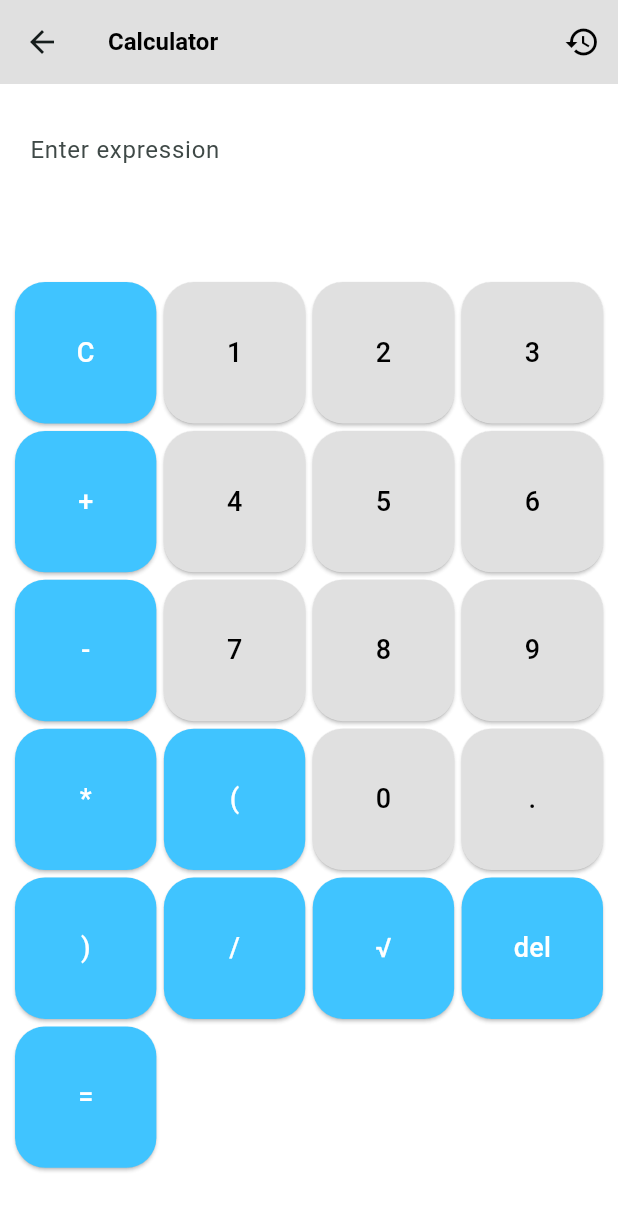
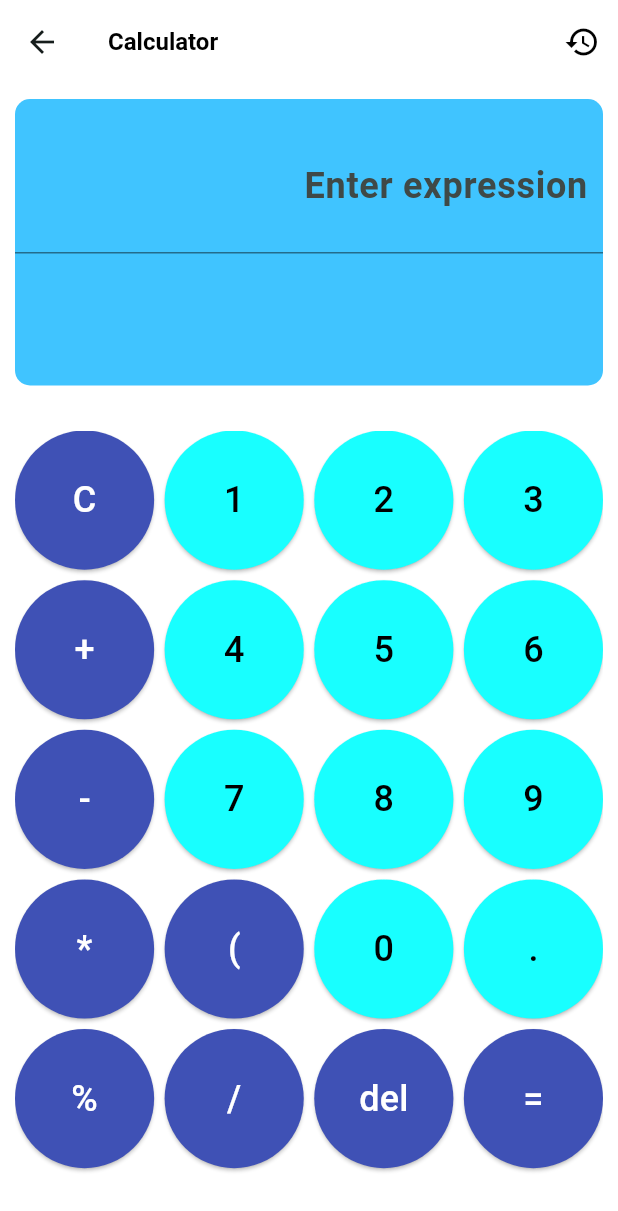
Before and after one commit to AnushkaMishra12/reminderText, a Flutter app: the screen it shows after launch, in the side drawer, after a tap on "Calculator", on a phone screen of 412 x 824 dp. Shown: the top 1211 px of the screen. Run offline on Flutter 3.47's test engine with Material 3 defaults, Android fonts, the light colour scheme and no system bars; our stand-ins replace awesome_notifications, flutter_speed_dial, get, lottie, pie_chart, sqflite; missing offline and left inert: expressions, workmanager; accounts and stored records are empty.

Commit message:
calculator added

```diff
--- a/lib/repo/db_calculator.dart
+++ b/lib/repo/db_calculator.dart
@@ -22,7 +22,7 @@ class CalculatorDatabaseHelper {
         );
       },
       version: 2,
-      onUpgrade: (db, oldVersion, newVersion) {
+      onUpgrade: (db, oldVersion, newVersion){
         if (oldVersion < 2) {
           db.execute(
             'ALTER TABLE calculator_history ADD COLUMN result TEXT',
@@ -45,6 +45,7 @@ class CalculatorDatabaseHelper {
     final db = await database;
     return await db.query('calculator_history');
   }
+
   Future<void> clearAllHistory() async {
     final db = await database;
     await db.delete('calculator_history');
--- a/lib/screen/calculator_screen.dart
+++ b/lib/screen/calculator_screen.dart
@@ -10,9 +10,9 @@ class CalculatorScreen extends StatelessWidget {
   @override
   Widget build(BuildContext context) {
     return Scaffold(
-      backgroundColor: Colors.white60,
+      backgroundColor: Colors.white,
       appBar: AppBar(
-        backgroundColor: Colors.black12,
+        backgroundColor: Colors.white,
         title: const Text('Calculator',style: TextStyle(color: Colors.black),),
         actions: [
           IconButton(
@@ -26,30 +26,48 @@ class CalculatorScreen extends StatelessWidget {
         child: Column(
           children: [
             Obx(() => Container(
+            decoration:const BoxDecoration(color: Colors.lightBlueAccent,borderRadius: BorderRadius.all
+              (Radius.circular(10))),
+              child: Column(
+                children: [
+                  Container(
                     padding: const EdgeInsets.all(10),
-            decoration:const BoxDecoration(color: Colors.white60,borderRadius: BorderRadius.all(Radius.circular(10))),
                     child: TextField(
+                      keyboardType: TextInputType.number,
+                      style: const TextStyle(fontSize: 44,color: Colors.black,fontWeight: FontWeight.bold),
+                      textAlign: TextAlign.end,
                       controller: TextEditingController(text: _controller.expression.value),
                       decoration: const InputDecoration(
+
                       border: InputBorder.none,
+
                         hintText: 'Enter expression',
+                       hintStyle: TextStyle(fontSize: 24)
                       ),
                       readOnly: true,
                     ),
-            )),
-            Obx(() => Container(
-              margin: const EdgeInsets.all(10),
+                  ),
+                    Container(color: Colors.black45,width: double.infinity,height: 1),
+                   Padding(
+                     padding: const EdgeInsets.all(20.0),
+                     child: Align(
+                       alignment: Alignment.centerRight,
                        child: Text(
                         _controller.result.value,
-                style: const TextStyle(fontSize: 24,color: Colors.red,fontWeight: FontWeight.bold),
+                        style: const TextStyle(fontSize: 34,color: Colors.red,fontWeight: FontWeight.bold),
+                                         ),
+                     ),
+                   ),
+                ],
               ),
             )),
+            const SizedBox(height: 30,),
             Expanded(
               child: GridView.builder(
                 gridDelegate: const SliverGridDelegateWithFixedCrossAxisCount(
                   crossAxisCount: 4,
-                  crossAxisSpacing: 5.0,
-                  mainAxisSpacing: 5.0,
+                  crossAxisSpacing: 7.0,
+                  mainAxisSpacing: 7.0,
                 ),
                 itemCount: 21,
                 itemBuilder: (context, index) {
@@ -80,22 +98,24 @@ class CalculatorScreen extends StatelessWidget {
                       return _buildButton('9', () => _controller.appendNumber('9'));
                     case 12:
                       return _buildButton('*', () => _controller.appendOperator('*'), isOperator: true);
-                    case 13:
-                      return _buildButton('(', () => _controller.appendBracket('('), isOperator: true);
+                    case 13:return Obx(() => _buildButton(
+                          _controller.isNextOpenParenthesis.value ? '(' : ')',
+                          _controller.appendParenthesis,
+                          isOperator: true
+                    ));
                     case 14:
                       return _buildButton('0', () => _controller.appendNumber('0'));
                     case 15:
                       return _buildButton('.', _controller.appendDecimal);
                     case 16:
-                      return _buildButton(')', () => _controller.appendBracket(')'), isOperator: true);
+                      return _buildButton('%', () => _controller.appendPercentage('%'), isOperator: true);
                     case 17:
                       return _buildButton('/', () => _controller.appendOperator('/'), isOperator: true);
                     case 18:
-                      return _buildButton('√', () => _controller.appendOperator('√'), isOperator: true);
+                      return _buildButton('del', _controller.deleteLast, isOperator: true);
                     case 19:
-                      return _buildButton('del', _controller.deleteLast, isOperator: true);
-                    case 20:
                       return _buildButton('=', _controller.calculate, isOperator: true); // Equals button
+
                     default:
                       return Container();
                   }
@@ -112,15 +132,15 @@ class CalculatorScreen extends StatelessWidget {
     return ElevatedButton(
       onPressed: onPressed,
       style: ElevatedButton.styleFrom(
-        backgroundColor: isOperator ? Colors.lightBlueAccent : Colors.grey[300],
+        backgroundColor: isOperator ? Colors.indigo : Colors.cyanAccent,
         foregroundColor: isOperator ? Colors.white : Colors.black,
         iconColor: Colors.black,
-        minimumSize: const Size(60, 60),
+        minimumSize: const Size(80, 80),
         shape: const RoundedRectangleBorder(
-          borderRadius: BorderRadius.all(Radius.circular(20)),
+          borderRadius: BorderRadius.all(Radius.circular(50)),
         ),
       ),
-      child: Text(text, style: const TextStyle(fontSize: 18)),
+      child: Text(text, style: const TextStyle(fontSize: 24)),
     );
   }
 }
--- a/lib/screen/creategrocery.dart
+++ b/lib/screen/creategrocery.dart
@@ -43,12 +43,12 @@ class CreateGroceryListScreen extends StatelessWidget {
             const SizedBox(height: 10),
             Flexible(
               child: Obx(() {
-                if (controller.items.isNotEmpty) {
+                if (controller.items.isNotEmpty){
                   return SingleChildScrollView(
                     child: Wrap(
                       spacing: 8.0,
                       runSpacing: 4.0,
-                      children: controller.items.map((item) {
+                      children: controller.items.map((item){
                         return Chip(
                           label: Text(item),
                           deleteIcon: const Icon(Icons.close),
@@ -66,6 +66,7 @@ class CreateGroceryListScreen extends StatelessWidget {
             ),
             const SizedBox(height: 20),
             const TextField(
+
               decoration: InputDecoration(
                 labelText: 'Add Category',
                 suffixIcon: Icon(Icons.circle, color: Colors.red),
--- a/lib/screen/history_calculator.dart
+++ b/lib/screen/history_calculator.dart
@@ -23,7 +23,7 @@ class _HistoryScreenState extends State<HistoryScreen> {
     try {
       await _dbHelper.clearAllHistory();
       setState(() {
-        _historyFuture = _dbHelper.getCalculatorHistory(); // Refresh the Future
+        _historyFuture = _dbHelper.getCalculatorHistory();
       });
       ScaffoldMessenger.of(context).showSnackBar(
         const SnackBar(content: Text('All history cleared')),
--- a/lib/screen/history_controller_calculator.dart
+++ b/lib/screen/history_controller_calculator.dart
@@ -29,7 +29,6 @@ class HistoryController extends GetxController {
 
 class HistoryScreen extends StatelessWidget {
   HistoryScreen({super.key});
-
   final HistoryController _controller = Get.put(HistoryController());
 
   @override
```
Also changed, not shown: lib/screen/dashboard/calculator_controller.dart (+37 -11 lines). Lines whose indentation alone changed are shown as unchanged.
